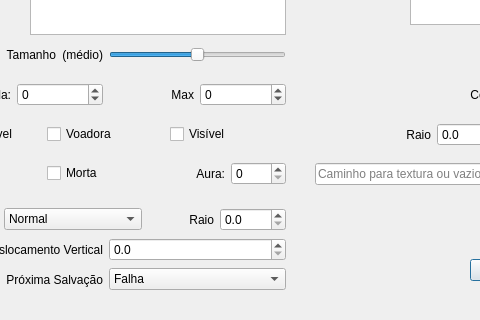
Before: the Qt Designer form ifg/qt/ui/entidade.ui in matferib/tabuleiro-virtual, drawn with Qt 5; both pictures show x 95 to 575 and y 196 to 516 of the 814 by 516 pixel window.
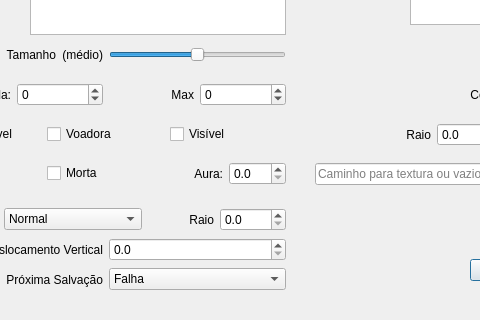
After: the same form once the commit is applied.

The edit to the form file:
```diff
--- a/ifg/qt/ui/entidade.ui
+++ b/ifg/qt/ui/entidade.ui
@@ -423,9 +423,15 @@
        </widget>
       </item>
       <item>
-       <widget class="QSpinBox" name="spin_aura">
+       <widget class="QDoubleSpinBox" name="spin_aura">
         <property name="toolTip">
-         <string>Aura da entidade, em metros.</string>
+         <string>Raio da visão no escuro, em metros.</string>
+        </property>
+        <property name="decimals">
+         <number>1</number>
+        </property>
+        <property name="singleStep">
+         <double>1.500000000000000</double>
         </property>
        </widget>
       </item>
```
Left out of the diff: 2 changed lines with no effect on the pictures.
